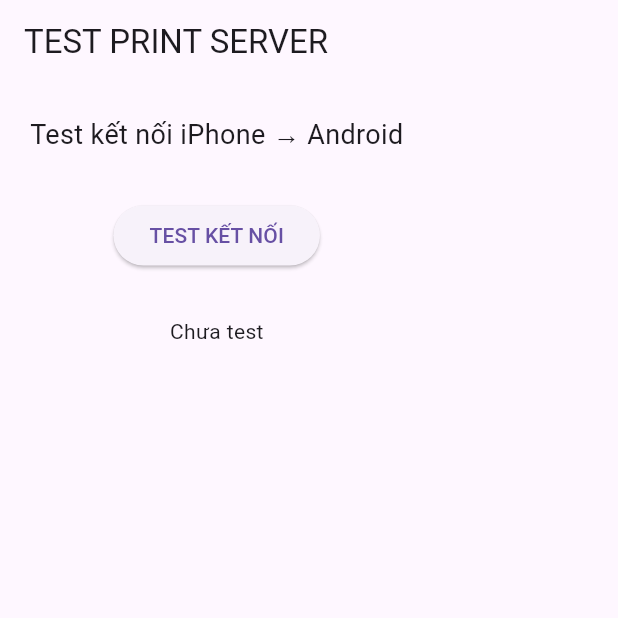
After one commit to quysmoker/cafe, a Flutter app: the TestPrintScreen screen opened directly, on a phone screen of 412 x 824 dp, the top half of it. The commit adds this screen. Run offline on Flutter 3.47's test engine with Material 3 defaults, Android fonts, the phone set to English and light mode, and no system bars; our stand-ins replace supabase_flutter; missing offline and left inert: esc_pos_printer, esc_pos_utils; accounts and stored records are empty.

Commit message:
test connect

```diff
--- a/lib/main.dart
+++ b/lib/main.dart
@@ -68,14 +68,14 @@ class MyApp extends StatelessWidget {
           GlobalCupertinoLocalizations.delegate,
         ],
 
-        home: const RootScreen(),
+        home: const TestPrintScreen(),
       ),
     );
   }
 }
 
-class RootScreen extends StatelessWidget {
-  const RootScreen({super.key});
+class TestPrintScreen extends StatelessWidget {
+  const TestPrintScreen({super.key});
 
   @override
   Widget build(BuildContext context) {
--- /dev/null
+++ b/lib/screens/test_print_screen.dart
@@ -0,0 +1,72 @@
+import 'dart:convert';
+
+import 'package:flutter/material.dart';
+import 'package:http/http.dart' as http;
+
+class TestPrintScreen extends StatefulWidget {
+  const TestPrintScreen({super.key});
+
+  @override
+  State<TestPrintScreen> createState() => _TestPrintScreenState();
+}
+
+class _TestPrintScreenState extends State<TestPrintScreen> {
+  String result = "Chưa test";
+
+  final String serverIp = "192.168.100.200";
+
+  Future<void> testConnection() async {
+    try {
+      final url = Uri.parse("http://$serverIp:8080/print");
+
+      final res = await http.post(
+        url,
+        headers: {"Content-Type": "application/json"},
+        body: jsonEncode({
+          "type": "final",
+          "tableName": "TEST",
+          "staffName": "TEST",
+          "total": 0,
+          "items": [],
+        }),
+      );
+
+      setState(() {
+        result = "Status: ${res.statusCode} \n${res.body}";
+      });
+    } catch (e) {
+      setState(() {
+        result = "Lỗi kết nối:\n$e";
+      });
+    }
+  }
+
+  @override
+  Widget build(BuildContext context) {
+    return Scaffold(
+      appBar: AppBar(title: const Text("TEST PRINT SERVER")),
+      body: Padding(
+        padding: const EdgeInsets.all(20),
+        child: Column(
+          children: [
+            const Text(
+              "Test kết nối iPhone → Android",
+              style: TextStyle(fontSize: 18),
+            ),
+
+            const SizedBox(height: 30),
+
+            ElevatedButton(
+              onPressed: testConnection,
+              child: const Text("TEST KẾT NỐI"),
+            ),
+
+            const SizedBox(height: 30),
+
+            Text(result),
+          ],
+        ),
+      ),
+    );
+  }
+}
```
